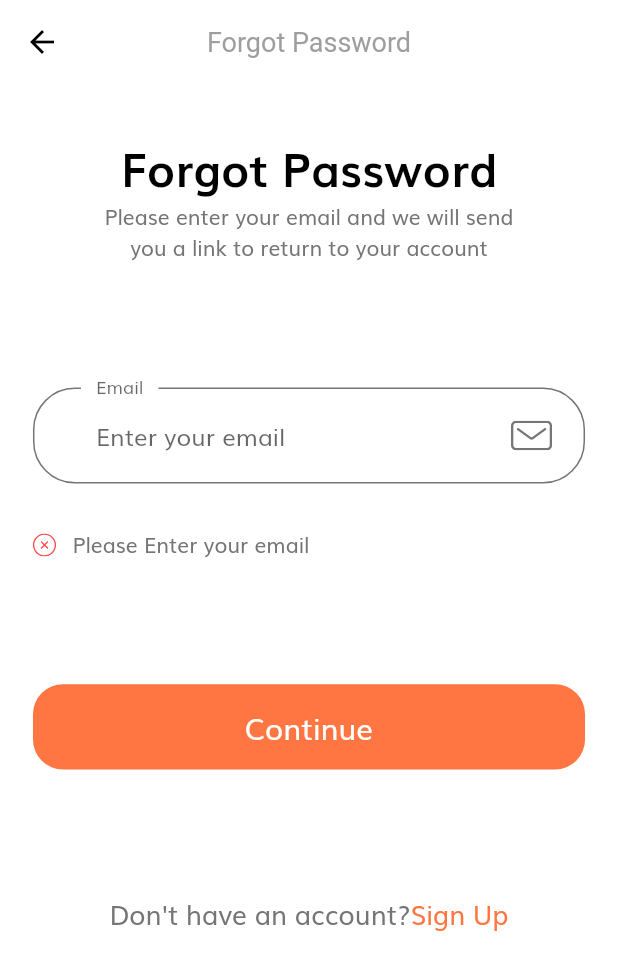
After one commit to mert-t/E-Commerce-Flutter-UI, a Flutter app: the ForgotPasswordScreen screen opened by its route, after a tap on "Continue", on a phone screen of 412 x 824 dp. The commit adds this screen. Shown: the top 970 px of the screen. Run offline on Flutter 3.47's test engine with Material 2 defaults, Android fonts, the phone set to English and light mode, and no system bars; our stand-ins replace flutter_svg.

Commit message:
files are changed

```diff
--- /dev/null
+++ b/lib/components/no_account_text.dart
@@ -0,0 +1,30 @@
+import 'package:e_commerce_flutter_ui/screens/forgot_password.dart/forgot_password_screen.dart';
+import 'package:flutter/material.dart';
+
+import '../constants.dart';
+import '../size_config.dart';
+
+class NoAccountText extends StatelessWidget {
+  const NoAccountText({
+    Key key,
+  }) : super(key: key);
+
+  @override
+  Widget build(BuildContext context) {
+    return Row(
+      mainAxisAlignment: MainAxisAlignment.center,
+      children: [
+        Text("Don't have an account?",
+            style:
+                TextStyle(fontSize: getProportionateScreenWidth(16))),
+        GestureDetector(
+          onTap: (){},
+          child: Text("Sign Up",
+              style: TextStyle(
+                  fontSize: getProportionateScreenWidth(16),
+                  color: kPrimaryColor)),
+        ),
+      ],
+    );
+  }
+}
--- a/lib/routs.dart
+++ b/lib/routs.dart
@@ -1,3 +1,4 @@
+import 'package:e_commerce_flutter_ui/screens/forgot_password.dart/forgot_password_screen.dart';
 import 'package:e_commerce_flutter_ui/screens/sign_in.dart/sign_in_screen.dart';
 import 'package:e_commerce_flutter_ui/screens/splash/splash_screen.dart';
 import 'package:flutter/widgets.dart';
@@ -7,5 +8,6 @@ import 'package:flutter/widgets.dart';
 final Map<String,WidgetBuilder> routes = {
  SplashScreen.routeName: (context) => SplashScreen(),
  SignInScreen.routeName:(context) => SignInScreen(),
+ ForgotPasswordScreen.routeName:(context) =>ForgotPasswordScreen(),
 
 };
--- /dev/null
+++ b/lib/screens/forgot_password.dart/components/forgot_password_body.dart
@@ -0,0 +1,115 @@
+import 'package:e_commerce_flutter_ui/components/custom_surfix_icon.dart';
+import 'package:e_commerce_flutter_ui/components/default_button.dart';
+import 'package:e_commerce_flutter_ui/components/form_error.dart';
+import 'package:e_commerce_flutter_ui/components/no_account_text.dart';
+import 'package:e_commerce_flutter_ui/size_config.dart';
+import 'package:flutter/material.dart';
+
+import '../../../constants.dart';
+
+class ForgotPasswordScreenBody extends StatelessWidget {
+  @override
+  Widget build(BuildContext context) {
+    return SizedBox(
+      width: double.infinity,
+      child: SingleChildScrollView(
+        child: Padding(
+          padding:  EdgeInsets.symmetric(horizontal:getProportionateScreenWidth(20)),
+          child: Column(
+            children: [
+              SizedBox(height: SizeConfig.screenHeight * 0.04),
+              Text(
+                "Forgot Password",
+                style: TextStyle(
+                  fontSize: getProportionateScreenWidth(28),
+                  color: Colors.black,
+                  fontWeight: FontWeight.bold,
+                ),
+              ),
+              Text(
+                "Please enter your email and we will send \nyou a link to return to your account",
+                textAlign: TextAlign.center,
+              ),
+              SizedBox(height: SizeConfig.screenHeight * 0.1),
+              ForgotPasswordForm(),
+            ],
+          ),
+        ),
+      ),
+    );
+  }
+}
+
+
+class ForgotPasswordForm extends StatefulWidget {
+
+
+  @override
+  _ForgotPasswordFormState createState() => _ForgotPasswordFormState();
+}
+
+class _ForgotPasswordFormState extends State<ForgotPasswordForm> {
+  final _formKey = GlobalKey<FormState>();
+  List<String> errors = [];
+  String email;
+
+   @override
+  Widget build(BuildContext context) {
+    return Form(
+      key: _formKey,
+      child: Column(
+        children: [
+              TextFormField(
+      keyboardType: TextInputType.emailAddress,
+      onSaved: (newValue) => email = newValue,
+      onChanged: (value) {
+        if (value.isNotEmpty && errors.contains(kEmailNullError)) {
+          setState(() {
+            errors.remove(kEmailNullError);
+          });
+        } else if (emailValidatorRegExp.hasMatch(value) &&
+            errors.contains(kInvalidEmailError)) {
+          setState(() {
+            errors.remove(kInvalidEmailError);
+          });
+        }
+        return null;
+      },
+      validator: (value) {
+        if (value.isEmpty && !errors.contains(kEmailNullError)) {
+          setState(() {
+            errors.add(kEmailNullError);
+          });
+        } else if (!emailValidatorRegExp.hasMatch(value) &&
+            !errors.contains(kInvalidEmailError)) {
+          setState(() {
+            errors.add(kInvalidEmailError);
+          });
+        }
+        return null;
+      },
+      decoration: InputDecoration(
+        labelText: "Email",
+        hintText: "Enter your email",
+        floatingLabelBehavior: FloatingLabelBehavior.always,
+        suffixIcon: CustomSuffixIcon(
+          svgIcon: "assets/icons/Mail.svg",
+        ),
+      ),
+    ),
+    SizedBox(height: getProportionateScreenHeight(30)),
+    FormError(errors: errors),
+    SizedBox(height: SizeConfig.screenHeight * 0.1),
+    DefaultButton(text:"Continue",press: (){
+      if (_formKey.currentState.validate()) {
+
+      }
+    },),
+    SizedBox(height: SizeConfig.screenHeight * 0.1),
+    NoAccountText(),
+
+        ],
+      ),
+    );
+  }
+}
--- /dev/null
+++ b/lib/screens/forgot_password.dart/forgot_password_screen.dart
@@ -0,0 +1,22 @@
+import 'package:flutter/material.dart';
+
+import 'components/forgot_password_body.dart';
+
+class ForgotPasswordScreen extends StatelessWidget {
+
+  static String routeName ="/forgot_password";
+
+  @override
+  Widget build(BuildContext context) {
+    return Scaffold(
+      appBar: AppBar(
+        title: Text("Forgot Password",style: TextStyle(color: Colors.grey),
+
+        ),
+        centerTitle: true,
+
+      ),
+      body: ForgotPasswordScreenBody(),
+    );
+  }
+}
--- a/lib/screens/sign_in.dart/components/sign_in_body.dart
+++ b/lib/screens/sign_in.dart/components/sign_in_body.dart
@@ -1,5 +1,7 @@
+import 'package:e_commerce_flutter_ui/components/no_account_text.dart';
 import 'package:e_commerce_flutter_ui/components/social_card.dart';
 import 'package:e_commerce_flutter_ui/constants.dart';
+import 'package:e_commerce_flutter_ui/screens/forgot_password.dart/forgot_password_screen.dart';
 import 'package:e_commerce_flutter_ui/screens/sign_in.dart/components/sign_in_form.dart';
 import 'package:e_commerce_flutter_ui/size_config.dart';
 import 'package:flutter/material.dart';
@@ -15,6 +17,7 @@ class SignInBody extends StatelessWidget {
           padding: EdgeInsets.symmetric(
             horizontal: getProportionateScreenWidth(20),
           ),
+          child: SingleChildScrollView(
             child: Column(
               children: [
                 SizedBox(height: SizeConfig.screenHeight * 0.04),
@@ -51,19 +54,9 @@ class SignInBody extends StatelessWidget {
                   ],
                 ),
                 SizedBox(height: getProportionateScreenHeight(12)),
-              Row(
-                mainAxisAlignment: MainAxisAlignment.center,
-                children: [
-                  Text("Don't have an account?",
-                      style:
-                          TextStyle(fontSize: getProportionateScreenWidth(16))),
-                  Text("Sign Up",
-                      style: TextStyle(
-                          fontSize: getProportionateScreenWidth(16),
-                          color: kPrimaryColor)),
+                NoAccountText(),
               ],
             ),
-            ],
           ),
         ),
       ),
--- a/lib/screens/sign_in.dart/components/sign_in_form.dart
+++ b/lib/screens/sign_in.dart/components/sign_in_form.dart
@@ -1,6 +1,7 @@
 import 'package:e_commerce_flutter_ui/components/custom_surfix_icon.dart';
 import 'package:e_commerce_flutter_ui/components/default_button.dart';
 import 'package:e_commerce_flutter_ui/components/form_error.dart';
+import 'package:e_commerce_flutter_ui/screens/forgot_password.dart/forgot_password_screen.dart';
 import 'package:flutter/material.dart';
 
 import '../../../constants.dart';
@@ -42,9 +43,12 @@ class _SignFormState extends State<SignForm> {
               ),
               Text("Remember me"),
               Spacer(),
-              Text(
-                "Forgot Password",
-                style: TextStyle(decoration: TextDecoration.underline),
+              GestureDetector(
+                onTap: ()=>Navigator.pushNamed(context, ForgotPasswordScreen.routeName),
+                child: Text(
+                  "Forgot Password",
+                  style: TextStyle(decoration: TextDecoration.underline),
+                ),
               )
             ],
           ),
```
Lines whose indentation alone changed are shown as unchanged.
